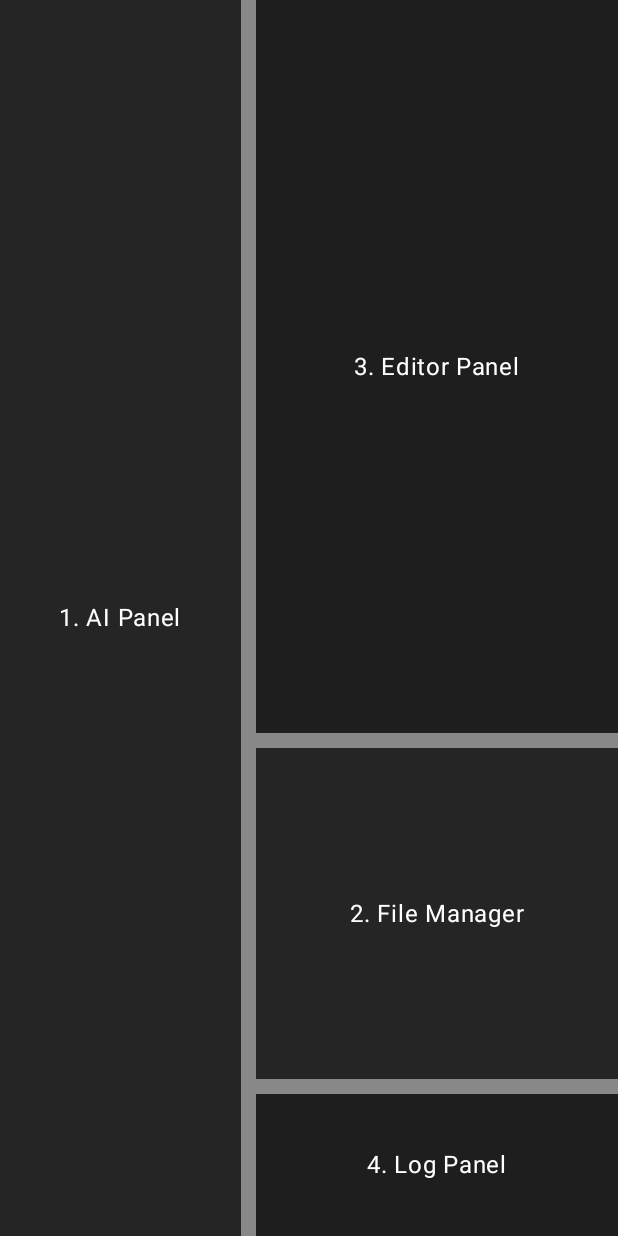
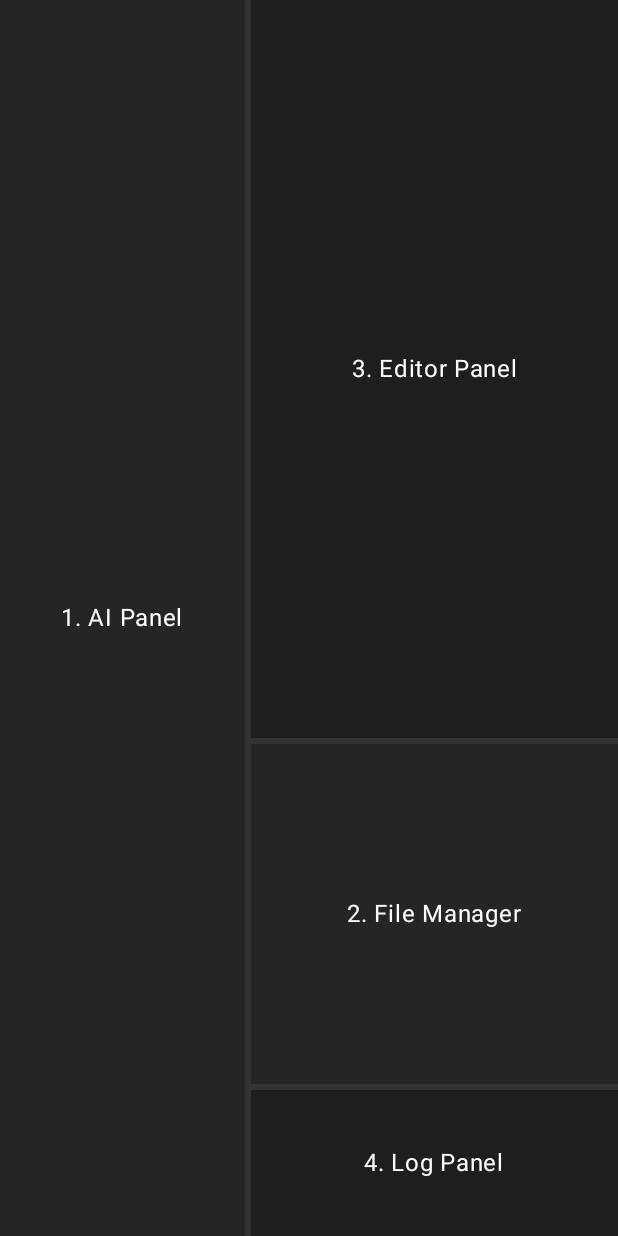
Before and after one commit to debukebab48-ops/SekedarBikin, an Android app built with Jetpack Compose: the screen it shows after launch (MainActivity), on a phone screen of 412 x 824 dp. Run offline under Robolectric (Android 15) with nearby library versions, the phone set to English and light mode, and no system bars.

Commit message:
Update MultiPanelScreen.kt

```diff
--- a/app/src/main/java/com/example/multipanel/ui/MultiPanelScreen.kt
+++ b/app/src/main/java/com/example/multipanel/ui/MultiPanelScreen.kt
@@ -29,23 +29,29 @@ fun MultiPanelScreen() {
     val screenWidth = configuration.screenWidthDp.toFloat()
     val screenHeight = configuration.screenHeightDp.toFloat()
 
-    // Bobot ukuran panel (bisa diubah dengan cara digeser)
+    // Bobot ukuran panel
     var leftWeight by rememberSaveable { mutableFloatStateOf(0.4f) }
     var topRightWeight by rememberSaveable { mutableFloatStateOf(0.6f) }
     var bottomRightTopWeight by rememberSaveable { mutableFloatStateOf(0.7f) }
 
-    Row(Modifier.fillMaxSize()) {
+    // Warna Divider & Background
+    val dividerColor = Color(0xFF333333)
+    val bgColor1 = Color(0xFF1E1E1E) // Gelap
+    val bgColor2 = Color(0xFF252526) // Agak terang
+
+    // Root Layout pakai fillMaxSize & background biar full satu layar
+    Row(Modifier.fillMaxSize().background(bgColor1)) {
         // 1. AI Panel (Kiri)
-        Box(Modifier.weight(leftWeight).fillMaxHeight().background(Color(0xFF252526))) {
+        Box(Modifier.weight(leftWeight).fillMaxHeight().background(bgColor2)) {
             Text("1. AI Panel", color = Color.White, modifier = Modifier.align(Alignment.Center))
         }
 
-        // Garis Geser Vertikal (Kiri - Kanan)
+        // Garis Geser Vertikal (Kiri - Kanan) - Lebih tipis (4.dp)
         Box(
             Modifier
                 .fillMaxHeight()
-                .width(10.dp)
-                .background(Color.Gray)
+                .width(4.dp)
+                .background(dividerColor)
                 .pointerInput(Unit) {
                     detectDragGestures { change, dragAmount ->
                         change.consume()
@@ -58,16 +64,16 @@ fun MultiPanelScreen() {
         // Kolom Kanan
         Column(Modifier.weight(1f - leftWeight).fillMaxHeight()) {
             // 3. Editor Panel (Kanan Atas)
-            Box(Modifier.weight(topRightWeight).fillMaxWidth().background(Color(0xFF1E1E1E))) {
+            Box(Modifier.weight(topRightWeight).fillMaxWidth().background(bgColor1)) {
                 Text("3. Editor Panel", color = Color.White, modifier = Modifier.align(Alignment.Center))
             }
 
-            // Garis Geser Horizontal 1 (Atas - Bawah)
+            // Garis Geser Horizontal 1 - Lebih tipis (4.dp)
             Box(
                 Modifier
                     .fillMaxWidth()
-                    .height(10.dp)
-                    .background(Color.Gray)
+                    .height(4.dp)
+                    .background(dividerColor)
                     .pointerInput(Unit) {
                         detectDragGestures { change, dragAmount ->
                             change.consume()
@@ -80,16 +86,16 @@ fun MultiPanelScreen() {
             // Kolom Kanan Bawah
             Column(Modifier.weight(1f - topRightWeight)) {
                 // 2. File Manager (Kanan Tengah)
-                Box(Modifier.weight(bottomRightTopWeight).fillMaxWidth().background(Color(0xFF252526))) {
+                Box(Modifier.weight(bottomRightTopWeight).fillMaxWidth().background(bgColor2)) {
                     Text("2. File Manager", color = Color.White, modifier = Modifier.align(Alignment.Center))
                 }
 
-                // Garis Geser Horizontal 2 (Tengah - Bawah)
+                // Garis Geser Horizontal 2 - Lebih tipis (4.dp)
                 Box(
                     Modifier
                         .fillMaxWidth()
-                        .height(10.dp)
-                        .background(Color.Gray)
+                        .height(4.dp)
+                        .background(dividerColor)
                         .pointerInput(Unit) {
                             detectDragGestures { change, dragAmount ->
                                 change.consume()
@@ -100,7 +106,7 @@ fun MultiPanelScreen() {
                 )
 
                 // 4. Log Panel (Kanan Bawah)
-                Box(Modifier.weight(1f - bottomRightTopWeight).fillMaxWidth().background(Color(0xFF1E1E1E))) {
+                Box(Modifier.weight(1f - bottomRightTopWeight).fillMaxWidth().background(bgColor1)) {
                     Text("4. Log Panel", color = Color.White, modifier = Modifier.align(Alignment.Center))
                 }
             }
```
